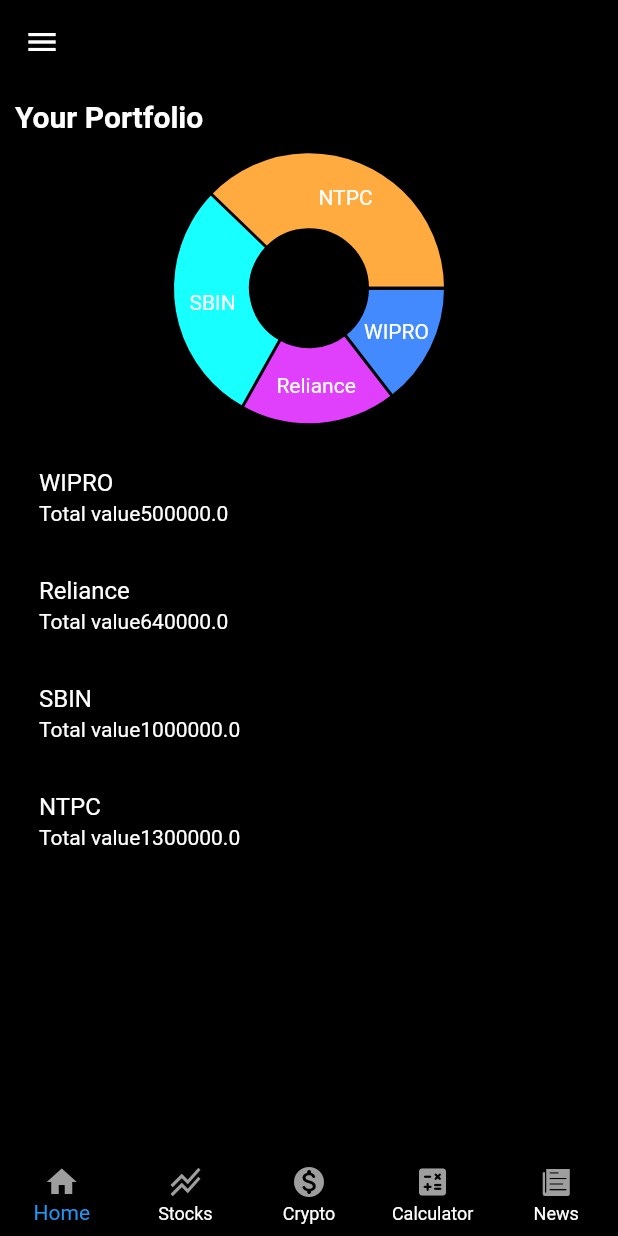
After one commit to darshannere/Investment_tracking_flutter, a Flutter app: the Home screen opened by its route, on a phone screen of 412 x 824 dp. The commit adds this screen. Run offline on Flutter 3.47's test engine with Material 2 defaults, Android fonts, the phone set to English and light mode, and no system bars; drawn by our look-alikes of fl_chart; our stand-ins replace cloud_firestore, firebase_auth, firebase_core, ionicons; accounts and stored records are empty.

Commit message:
edit for presentation1

```diff
--- a/lib/calculator.dart
+++ b/lib/calculator.dart
@@ -36,6 +36,8 @@ class CalculatorState extends State<Calculator> {
               Container(
                   padding: EdgeInsets.all(20.0),
                   child: TextField(
+                    style: TextStyle(color: Colors.white),
+                    cursorColor: Colors.white,
                     controller: _principalAmount,
                     decoration: InputDecoration(
                         labelText: "Enter Principal Amount",
@@ -45,6 +47,7 @@ class CalculatorState extends State<Calculator> {
               Container(
                   padding: EdgeInsets.all(20.0),
                   child: TextField(
+                    style: TextStyle(color: Colors.white),
                     controller: _interestRate,
                     decoration: InputDecoration(
                         labelText: "Interest Rate",
@@ -59,6 +62,7 @@ class CalculatorState extends State<Calculator> {
                           flex: 4,
                           fit: FlexFit.tight,
                           child: TextField(
+                            style: TextStyle(color: Colors.white),
                             controller: _tenure,
                             decoration: InputDecoration(
                                 labelText: "Tenure",
--- a/lib/main.dart
+++ b/lib/main.dart
@@ -1,5 +1,6 @@
 import 'dart:convert';
 import 'package:http/http.dart' as http;
+import 'package:project/adddata.dart';
 import 'package:project/infopages/about.dart';
 import 'package:project/infopages/contacts.dart';
 import 'package:project/news/news.dart';
@@ -23,6 +24,7 @@ void main() async {
       debugShowCheckedModeBanner: false,
       initialRoute: '/',
       routes: {
+        '/addata': (context) => addata(),
         '/about': (context) => about(),
         '/contacts': (context) => contacts(),
         '/news': (context) => news(),
--- /dev/null
+++ b/lib/portfolio.dart
@@ -0,0 +1,183 @@
+import 'dart:math';
+
+import 'package:cloud_firestore/cloud_firestore.dart';
+import 'package:fl_chart/fl_chart.dart';
+import 'package:flutter/material.dart';
+
+class portfolio extends StatefulWidget {
+  const portfolio({Key? key}) : super(key: key);
+
+  @override
+  _portfolioState createState() => _portfolioState();
+}
+
+class _portfolioState extends State<portfolio> {
+  var data;
+
+  fetchData() {
+    CollectionReference collectionReference =
+        FirebaseFirestore.instance.collection('stocks');
+    collectionReference.snapshots().listen((snapshot) {
+      setState(() {
+        data = snapshot.docs[0].data();
+        print(data);
+      });
+    });
+  }
+
+  late List<PieChartSectionData> _sections;
+
+  @override
+  void initState() {
+    super.initState();
+    this.fetchData();
+    PieChartSectionData _item1 = PieChartSectionData(
+        color: Colors.blueAccent,
+        value: 500000,
+        title: 'WIPRO',
+        radius: 50,
+        titleStyle: TextStyle(color: Colors.white, fontSize: 14));
+    PieChartSectionData _item2 = PieChartSectionData(
+        color: Colors.purpleAccent,
+        value: 640000,
+        title: 'Reliance',
+        radius: 50,
+        titleStyle: TextStyle(color: Colors.white, fontSize: 14));
+    PieChartSectionData _item3 = PieChartSectionData(
+        color: Colors.cyanAccent,
+        value: 1000000,
+        title: 'SBIN',
+        radius: 50,
+        titleStyle: TextStyle(color: Colors.white, fontSize: 14));
+    PieChartSectionData _item4 = PieChartSectionData(
+        color: Colors.orangeAccent,
+        value: 1300000,
+        title: 'NTPC',
+        radius: 50,
+        titleStyle: TextStyle(color: Colors.white, fontSize: 14));
+    _sections = [_item1, _item2, _item3, _item4];
+  }
+
+// ignore: deprecated_member_use
+
+  @override
+  Widget build(BuildContext context) {
+    return Scaffold(
+        backgroundColor: Colors.black,
+        body: Scrollbar(
+          child: Column(children: [
+            Container(
+                padding: EdgeInsets.all(10),
+                width: MediaQuery.of(context).size.width,
+                color: Colors.black,
+                child: Column(
+                    crossAxisAlignment: CrossAxisAlignment.start,
+                    children: [
+                      Text('Your Portfolio',
+                          style: TextStyle(
+                              color: Colors.white,
+                              fontSize: 20,
+                              fontWeight: FontWeight.bold)),
+                      Column(children: [
+                        Container(
+                          child: AspectRatio(
+                              aspectRatio: 1.9,
+                              child: PieChart(PieChartData(
+                                  sections: _sections,
+                                  borderData: FlBorderData(show: false),
+                                  centerSpaceRadius: 40))),
+                        ),
+                        Container(
+                          child: ListTile(
+                            title: Text(
+                              _sections[0].title.toString(),
+                              style: TextStyle(color: Colors.white),
+                            ),
+                            subtitle: Text(
+                              'Total value' + _sections[0].value.toString(),
+                              style: TextStyle(color: Colors.white),
+                            ),
+                          ),
+                        ),
+                        Container(
+                          child: ListTile(
+                            title: Text(
+                              _sections[1].title.toString(),
+                              style: TextStyle(color: Colors.white),
+                            ),
+                            subtitle: Text(
+                              'Total value' + _sections[1].value.toString(),
+                              style: TextStyle(color: Colors.white),
+                            ),
+                          ),
+                        ),
+                        Container(
+                          child: ListTile(
+                            title: Text(
+                              _sections[2].title.toString(),
+                              style: TextStyle(color: Colors.white),
+                            ),
+                            subtitle: Text(
+                              'Total value' + _sections[2].value.toString(),
+                              style: TextStyle(color: Colors.white),
+                            ),
+                          ),
+                        ),
+                        Container(
+                          child: ListTile(
+                            title: Text(
+                              _sections[3].title.toString(),
+                              style: TextStyle(color: Colors.white),
+                            ),
+                            subtitle: Text(
+                              'Total value' + _sections[3].value.toString(),
+                              style: TextStyle(color: Colors.white),
+                            ),
+                          ),
+                        ),
+
+                        // Container(
+                        //   child: new ListView.builder(
+                        //     // ignore: unnecessary_null_comparison
+                        //     itemCount: _sections == null ? 0 : _sections.length,
+                        //     itemBuilder: (BuildContext context, int index) {
+                        //       // ignore: unused_local_variable
+
+                        //       return new ListTile(
+                        //         dense: true,
+                        //         // leading: new CircleAvatar(
+                        //         //   backgroundColor: Color(
+                        //         //           (Random().nextDouble() * 0xFFFFFF)
+                        //         //               .toInt())
+                        //         //       .withOpacity(1.0),
+                        //         //   child: new Text(_sections[index].title[0]),
+                        //         // ),
+                        //         title: new Text(
+                        //           _sections[index].title,
+                        //           style: new TextStyle(
+                        //               fontWeight: FontWeight.bold,
+                        //               color: Colors.white),
+                        //         ),
+                        //         subtitle: new Text(
+                        //           'Total value' +
+                        //               _sections[index].value.toString(),
+                        //           style: new TextStyle(
+                        //               fontWeight: FontWeight.bold,
+                        //               color: Colors.white),
+                        //         ),
+                        //       );
+                        //     },
+                        //   ),
+                        // )
+                      ]),
+                    ]))
+          ]),
+        ));
+  }
+}
+
+
+// ListTile(
+//                             title: Text(
+//                           _sections[0].title.toString(),
+//                           style: TextStyle(color: Colors.white),)),
--- a/lib/services/cryptodetailpage.dart
+++ b/lib/services/cryptodetailpage.dart
@@ -64,7 +64,7 @@ class _cryptodetailpageState extends State<cryptodetailpage> {
 
       if (cryptochartlist != null && cryptochartlist.isNotEmpty) {
         dynamic max = cryptochartlist.first[1];
-        for (int i = 0; i <= 30; i++) {
+        for (int i = 0; i <= 50; i++) {
           if (cryptochartlist[i][1] > max) {
             max = cryptochartlist[i][1];
           }
@@ -74,7 +74,7 @@ class _cryptodetailpageState extends State<cryptodetailpage> {
       }
       if (cryptochartlist != null && cryptochartlist.isNotEmpty) {
         dynamic min = cryptochartlist.first[1];
-        for (int i = 0; i <= 30; i++) {
+        for (int i = 0; i <= 50; i++) {
           if (cryptochartlist[i][1] < min) {
             min = cryptochartlist[i][1];
           }
--- /dev/null
+++ b/lib/services/database.dart
@@ -0,0 +1,2 @@
+import 'package:cloud_firestore/cloud_firestore.dart';
+import 'package:firebase_auth/firebase_auth.dart';
--- a/lib/services/stockdetailpage.dart
+++ b/lib/services/stockdetailpage.dart
@@ -50,7 +50,7 @@ class _stockdetailpageState extends State<stockdetailpage> {
       print(stockchartlist);
       if (stockchartlist != null && stockchartlist.isNotEmpty) {
         dynamic max = stockchartlist.first;
-        for (int i = 0; i <= 30; i++) {
+        for (int i = 0; i <= 50; i++) {
           if (stockchartlist[i] > max) {
             max = stockchartlist[i];
           }
@@ -60,13 +60,12 @@ class _stockdetailpageState extends State<stockdetailpage> {
       }
       if (stockchartlist != null && stockchartlist.isNotEmpty) {
         dynamic min = stockchartlist.first;
-        for (int i = 0; i <= 30; i++) {
+        for (int i = 0; i <= 50; i++) {
           if (stockchartlist[i] < min) {
             min = stockchartlist[i];
           }
         }
         miny = min.toDouble() - (min.toDouble() * 0.01);
-        print(miny);
       }
 
       //maxy = stockchartlist.reduce(max);
--- a/pubspec.yaml
+++ b/pubspec.yaml
@@ -32,6 +32,8 @@ dependencies:
   http: ^0.13.3
   random_color: ^1.0.3
   url_launcher: ^6.0.9
+  flutter_icons: ^1.1.0
+  ionicons: ^0.1.2
 
 
 
```
Also changed, not shown: lib/adddata.dart (added, +70 -0 lines), lib/home.dart (+46 -134 lines), lib/loginpages/LoginScreen.dart (+8 -0 lines), lib/loginpages/reser.dart (added, +50 -0 lines), lib/services/process.dart (+25 -25 lines), pubspec.lock.
